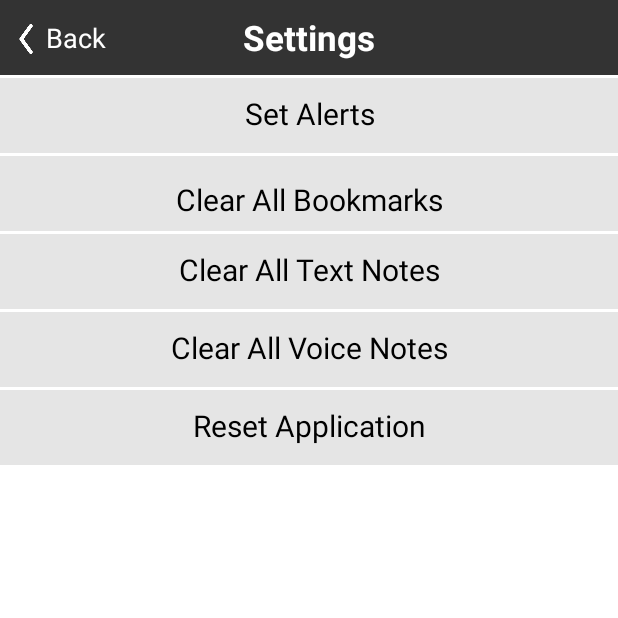
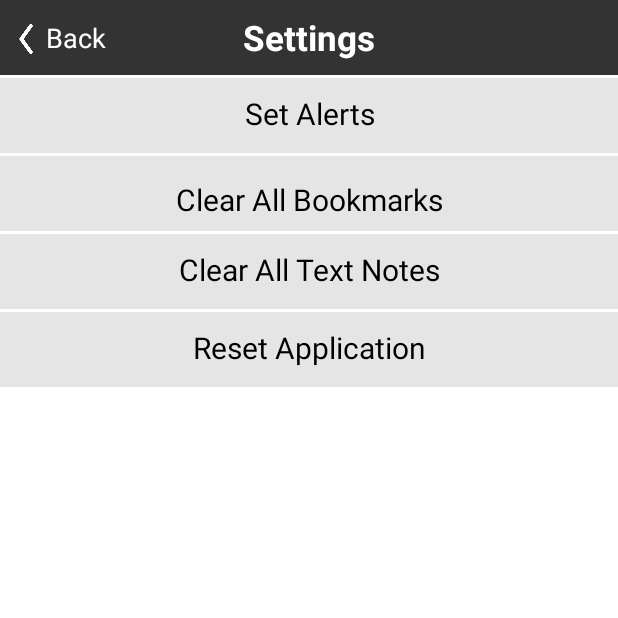
Before and after one commit to harjeetbackup/CCAR_Omer_Android, an Android app: the Setting screen opened directly, with no data from a screen before it, on a phone screen of 412 x 824 dp, the top half of it. Run offline under Robolectric (Android 15) with nearby library versions, the light colour scheme and no system bars; network calls fail.

Commit message:
Setting UI voice note ,all cards text size,textnote activity Done and edit button has been changed.

```diff
--- a/app/build.gradle
+++ b/app/build.gradle
@@ -6,7 +6,7 @@ android {
 
     defaultConfig {
         applicationId "com.spearheadinc.flashcards.omer"
-        minSdkVersion 16
+        minSdkVersion 17
         targetSdkVersion 28
     }
 
--- a/app/src/main/java/com/spearheadinc/flashcards/omer/Setting.java
+++ b/app/src/main/java/com/spearheadinc/flashcards/omer/Setting.java
@@ -121,16 +121,16 @@ public class Setting extends Activity {
 				customizeDialog.show();
 			}
 		});
-        RelativeLayout clearvoice = (RelativeLayout) findViewById(R.id.setting_delete_voicenotes);
-        clearvoice.setOnClickListener(new OnClickListener()
-        {
-			@Override
-			public void onClick(View v)
-			{
-				customizeDialog = new CustomizeDialog(Setting.this, "Are you sure you want to reset all voice notes ?");
-				customizeDialog.show();
-			}
-		});
+//        RelativeLayout clearvoice = (RelativeLayout) findViewById(R.id.setting_delete_voicenotes);
+//        clearvoice.setOnClickListener(new OnClickListener()
+//        {
+//			@Override
+//			public void onClick(View v)
+//			{
+//				customizeDialog = new CustomizeDialog(Setting.this, "Are you sure you want to reset all voice notes ?");
+//				customizeDialog.show();
+//			}
+//		});
         RelativeLayout clearcomment = (RelativeLayout) findViewById(R.id.setting_delete_comments);
         clearcomment.setOnClickListener(new OnClickListener()
         {
--- a/app/src/main/res/layout/cardname.xml
+++ b/app/src/main/res/layout/cardname.xml
@@ -13,7 +13,7 @@
 	        android:layout_height="wrap_content"
 	    	android:text="Name of search "
 	    	android:textColor="#ffffff"
-	    	android:textSize="16dp"
+	    	android:textSize="20dp"
 	    	android:paddingLeft="6dp"
 	    	android:layout_centerVertical="true"
 	    	 android:layout_marginTop="15dp"
@@ -28,7 +28,7 @@
 	        android:layout_height="wrap_content"
 	    	android:text="Name of search "
 	    	android:textColor="#ffffff"
-	    	android:textSize="16dp"
+	    	android:textSize="20dp"
 	    	android:paddingLeft="200dp"
 	    	android:layout_centerVertical="true"
 	    	 android:layout_marginTop="15dp"
--- a/app/src/main/res/layout/setting.xml
+++ b/app/src/main/res/layout/setting.xml
@@ -142,30 +142,30 @@
 				android:gravity="center" />
 
 		</RelativeLayout>
-
-	       <RelativeLayout
-		    android:id="@+id/setting_delete_voicenotes"
-			android:layout_below="@+id/setting_delete_comments"
-			android:layout_width="fill_parent"
-			android:layout_height="50dp"
-			android:layout_marginTop="2dp"
-			android:layout_centerHorizontal="true"
-			android:background="#e5e5e5">
-
-			<TextView
-			    android:layout_width="fill_parent"
-			    android:layout_height="wrap_content"
-			    android:text="@string/deleteallvoicenotes"
-				android:textSize="20dp"
-				android:textColor="@android:color/black"
-				android:layout_marginTop="10dp"
-				android:gravity="center" />
-
-		</RelativeLayout>
+		<!---->
+	       <!--<RelativeLayout-->
+		    <!--android:id="@+id/setting_delete_voicenotes"-->
+			<!--android:layout_below="@+id/setting_delete_comments"-->
+			<!--android:layout_width="fill_parent"-->
+			<!--android:layout_height="50dp"-->
+			<!--android:layout_marginTop="2dp"						-->
+			<!--android:layout_centerHorizontal="true"-->
+			<!--android:background="#e5e5e5">-->
+			<!---->
+			<!--<TextView  -->
+			    <!--android:layout_width="fill_parent" -->
+			    <!--android:layout_height="wrap_content" -->
+			    <!--android:text="@string/deleteallvoicenotes"-->
+				<!--android:textSize="20dp"-->
+				<!--android:textColor="@android:color/black"-->
+				<!--android:layout_marginTop="10dp"		-->
+				<!--android:gravity="center" />-->
+	<!---->
+		<!--</RelativeLayout>-->
 
 	    <RelativeLayout
 		    android:id="@+id/resetApplication"
-			android:layout_below="@+id/setting_delete_voicenotes"
+			android:layout_below="@+id/setting_delete_comments"
 			android:layout_width="fill_parent"
 			android:layout_height="50dp"
 			android:layout_marginTop="2dp"
```
Also changed, not shown: app/src/main/res/layout/activity_list_card_name.xml (+4 -4 lines), app/src/main/res/layout/comment.xml (+11 -5 lines), app/src/main/java/com/spearheadinc/flashcards/omer/CardDetails.java (line endings or trailing spaces), app/src/main/res/anim/hyperspace_out.xml (line endings or trailing spaces), 3 other files.
